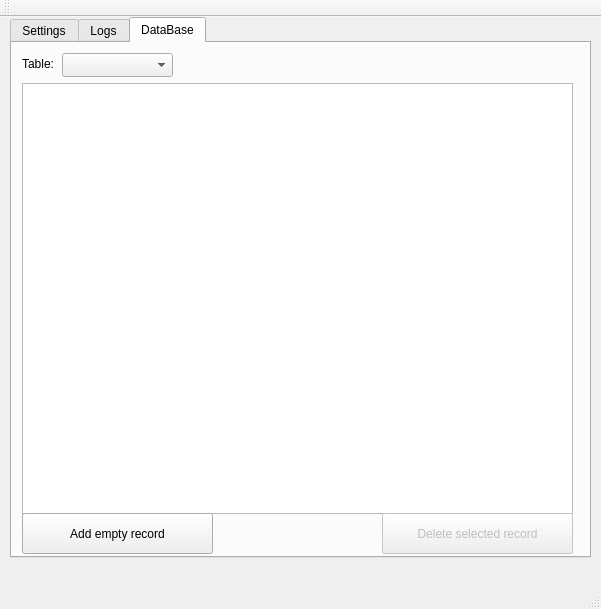
First picture: the form in statswindow.ui, repository group93492/chat-server, before the edit.
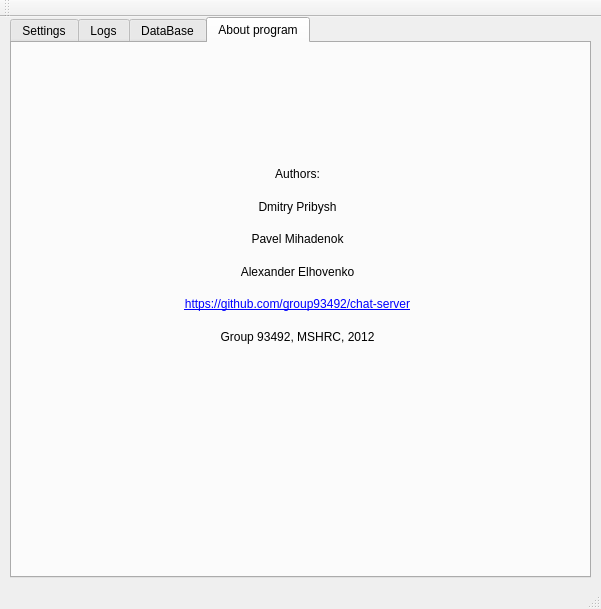
Second picture: the form after the edit.

Commit message: Added "About program" tab

Patch:
```diff
--- a/statswindow.ui
+++ b/statswindow.ui
@@ -20,14 +20,14 @@
       <x>10</x>
       <y>0</y>
       <width>581</width>
-      <height>541</height>
+      <height>561</height>
      </rect>
     </property>
     <property name="tabPosition">
      <enum>QTabWidget::North</enum>
     </property>
     <property name="currentIndex">
-     <number>2</number>
+     <number>3</number>
     </property>
     <widget class="QWidget" name="configTab">
      <attribute name="title">
@@ -459,6 +459,112 @@
       </property>
      </widget>
     </widget>
+    <widget class="QWidget" name="tab">
+     <attribute name="title">
+      <string>About program</string>
+     </attribute>
+     <widget class="QWidget" name="verticalLayoutWidget">
+      <property name="geometry">
+       <rect>
+        <x>0</x>
+        <y>0</y>
+        <width>571</width>
+        <height>531</height>
+       </rect>
+      </property>
+      <layout class="QVBoxLayout" name="verticalLayout" stretch="4,1,1,1,1,1,1,8">
+       <item>
+        <spacer name="verticalSpacer_2">
+         <property name="orientation">
+          <enum>Qt::Vertical</enum>
+         </property>
+         <property name="sizeHint" stdset="0">
+          <size>
+           <width>20</width>
+           <height>40</height>
+          </size>
+         </property>
+        </spacer>
+       </item>
+       <item>
+        <widget class="QLabel" name="label_2">
+         <property name="text">
+          <string>Authors:</string>
+         </property>
+         <property name="alignment">
+          <set>Qt::AlignCenter</set>
+         </property>
+        </widget>
+       </item>
+       <item>
+        <widget class="QLabel" name="label_3">
+         <property name="text">
+          <string>Dmitry Pribysh</string>
+         </property>
+         <property name="alignment">
+          <set>Qt::AlignCenter</set>
+         </property>
+        </widget>
+       </item>
+       <item>
+        <widget class="QLabel" name="label_5">
+         <property name="text">
+          <string>Pavel Mihadenok</string>
+         </property>
+         <property name="alignment">
+          <set>Qt::AlignCenter</set>
+         </property>
+        </widget>
+       </item>
+       <item>
+        <widget class="QLabel" name="label_6">
+         <property name="text">
+          <string>Alexander Elhovenko</string>
+         </property>
+         <property name="alignment">
+          <set>Qt::AlignCenter</set>
+         </property>
+        </widget>
+       </item>
+       <item>
+        <widget class="QLabel" name="label_7">
+         <property name="text">
+          <string>&lt;a href=&quot;https://github.com/group93492/chat-server&quot;&gt;https://github.com/group93492/chat-server&lt;/a&gt;</string>
+         </property>
+         <property name="alignment">
+          <set>Qt::AlignCenter</set>
+         </property>
+         <property name="openExternalLinks">
+          <bool>true</bool>
+         </property>
+        </widget>
+       </item>
+       <item>
+        <widget class="QLabel" name="label_8">
+         <property name="text">
+          <string>Group 93492, MSHRC, 2012</string>
+         </property>
+         <property name="alignment">
+          <set>Qt::AlignCenter</set>
+         </property>
+        </widget>
+       </item>
+       <item>
+        <spacer name="verticalSpacer">
+         <property name="orientation">
+          <enum>Qt::Vertical</enum>
+         </property>
+         <property name="sizeHint" stdset="0">
+          <size>
+           <width>20</width>
+           <height>40</height>
+          </size>
+         </property>
+        </spacer>
+       </item>
+      </layout>
+     </widget>
+    </widget>
    </widget>
   </widget>
   <widget class="QMenuBar" name="menuBar">
```
